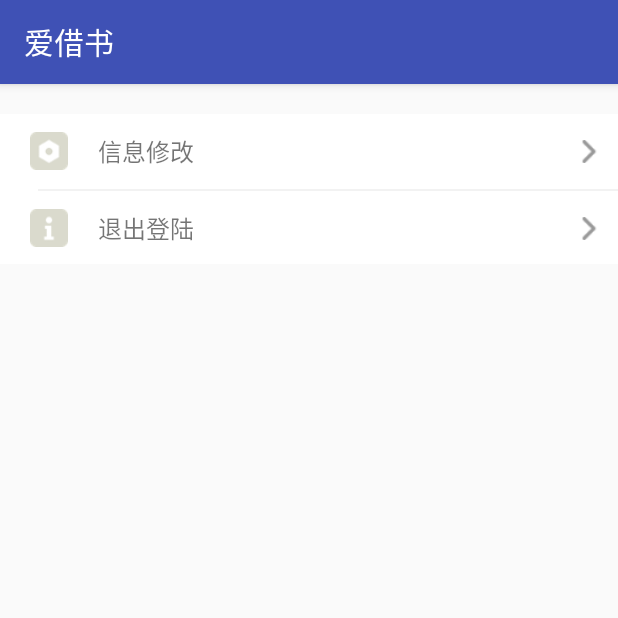
After one commit to BestLifeW/LibraryMOS, an Android app: the AccountManager screen opened directly, with no data from a screen before it, on a phone screen of 412 x 824 dp, the top half of it. The commit adds this screen. Run offline under Robolectric (Android 15) with nearby library versions, the phone set to English and light mode, and no system bars; our stand-ins replace CircleImageView; 3 statements that could not run were skipped.

Commit message:
账户密码姓名修改大致完成

```diff
--- /dev/null
+++ b/app/src/main/java/com/rjxy/librarymos/ui/activity/AccountManager.java
@@ -0,0 +1,109 @@
+package com.rjxy.librarymos.ui.activity;
+
+import android.content.DialogInterface;
+import android.content.Intent;
+import android.os.Bundle;
+import android.support.v7.app.AlertDialog;
+import android.support.v7.app.AppCompatActivity;
+import android.view.View;
+import android.widget.EditText;
+import android.widget.RelativeLayout;
+import android.widget.Toast;
+
+import com.rjxy.librarymos.R;
+import com.rjxy.librarymos.bean.UserBean;
+import com.rjxy.librarymos.database.DatabaseDao;
+import com.rjxy.librarymos.utils.PrefUtils;
+
+public class AccountManager extends AppCompatActivity implements View.OnClickListener {
+
+    private RelativeLayout rl_inforevise;
+    private String userNumber;
+    private View view;
+    private UserBean userInfo;
+    private String number;
+    private EditText et_oldPassword;
+    private EditText et_newPassword;
+    private EditText et_newName;
+
+    @Override
+    protected void onCreate(Bundle savedInstanceState) {
+        super.onCreate(savedInstanceState);
+        setContentView(R.layout.activity_account_manager);
+        number = getIntent().getExtras().getString("number");
+        userInfo = DatabaseDao.getUserInfo(number, getApplicationContext());
+        //初始化
+        init();
+
+    }
+
+    private void init() {
+        initView();
+        initData();
+
+    }
+
+    private void initView() {
+        //密码姓名设置
+        rl_inforevise = (RelativeLayout) findViewById(R.id.rl_inforevise);
+        rl_inforevise.setOnClickListener(this);
+
+
+    }
+
+    private void initData() {
+    }
+
+
+    @Override
+    public void onClick(View v) {
+        switch (v.getId()){
+            case R.id.rl_inforevise:
+                ShowDialog();
+                break;
+            default:
+                break;
+        }
+    }
+    //弹出修改密码对话框
+    private void ShowDialog() {
+
+
+        view = View.inflate(getApplicationContext(), R.layout.alertdialog_info, null);
+        et_oldPassword = (EditText) view.findViewById(R.id.et_oldPassword);
+        et_newPassword = (EditText) view.findViewById(R.id.et_newPassword);
+        et_newName = (EditText) view.findViewById(R.id.et_newName);
+
+
+
+        AlertDialog.Builder builder = new AlertDialog.Builder(AccountManager.this);
+
+        builder.setTitle("修改信息:"+userInfo.number);
+        builder.setView(view);
+        builder.setPositiveButton("确认修改", new DialogInterface.OnClickListener() {
+            @Override
+            public void onClick(DialogInterface dialog, int which) {
+                 String oldPassword = et_oldPassword.getText().toString().trim();
+                 String newName = et_newName.getText().toString().trim();
+                 String newPassword = et_newPassword.getText().toString().trim();
+                if (!oldPassword.equals(userInfo.password)){
+                    Toast.makeText(AccountManager.this, "原密码不符合", Toast.LENGTH_SHORT).show();
+                    return;
+                }else {
+                    DatabaseDao.alertUserInfo(newPassword,newName,number,getApplicationContext());
+                    Toast.makeText(AccountManager.this, "修改成功,请重新登录", Toast.LENGTH_SHORT).show();
+                    PrefUtils.setString(getApplicationContext(),PrefUtils.NUMBER,"");//将保存的账户设置为空
+                    enterLogin();
+                    AccountManager.this.finish();
+                }
+            }
+        });
+        builder.setNegativeButton("取消",null);
+        builder.show();
+    }
+
+    private void enterLogin(){
+        Intent intent = new Intent(getApplicationContext(),LoginActivity.class);
+        startActivity(intent);
+    }
+}
--- /dev/null
+++ b/app/src/main/res/layout/activity_account_manager.xml
@@ -0,0 +1,88 @@
+<?xml version="1.0" encoding="utf-8"?>
+<LinearLayout
+    android:layout_marginTop="20dp"
+    android:layout_width="match_parent"
+    android:layout_height="100dp"
+    android:background="#fff"
+    android:orientation="vertical"
+    xmlns:android="http://schemas.android.com/apk/res/android">
+
+    <RelativeLayout
+        android:background="@drawable/setting_selector"
+        android:id="@+id/rl_inforevise"
+        android:layout_width="match_parent"
+        android:layout_height="50dp">
+        <ImageView
+            android:id="@+id/iv_account_icon"
+            android:layout_centerVertical="true"
+            android:layout_marginLeft="20dp"
+            android:layout_width="25dp"
+            android:layout_height="25dp"
+            android:src="@drawable/ic_setting_setting"/>
+
+        <TextView
+            android:text="信息修改"
+            android:textSize="16sp"
+            android:layout_width="wrap_content"
+            android:layout_height="wrap_content"
+            android:layout_marginLeft="20dp"
+            android:layout_centerVertical="true"
+            android:layout_toRightOf="@+id/iv_account_icon"
+            android:layout_toEndOf="@+id/iv_account_icon" />
+
+        <ImageView
+            android:id="@+id/iv_mall3"
+            android:layout_width="15dp"
+            android:layout_height="15dp"
+            android:src="@drawable/detail_icon_arrow"
+            android:layout_centerVertical="true"
+            android:layout_alignParentRight="true"
+            android:layout_alignParentEnd="true"
+            android:layout_marginRight="11dp"
+            android:layout_marginEnd="11dp" />
+
+    </RelativeLayout>
+
+    <View
+        android:background="#f2f2f2"
+        android:layout_marginLeft="25dp"
+        android:layout_width="match_parent"
+        android:layout_height="1dp"/>
+    <RelativeLayout
+        android:id="@+id/rl_setting"
+        android:background="@drawable/setting_selector"
+        android:layout_width="match_parent"
+        android:layout_height="50dp">
+        <ImageView
+            android:id="@+id/iv_setting_icon"
+            android:layout_centerVertical="true"
+            android:layout_marginLeft="20dp"
+            android:layout_width="25dp"
+            android:layout_height="25dp"
+            android:src="@drawable/ic_setting_help"/>
+
+        <TextView
+            android:text="退出登陆"
+            android:textSize="16sp"
+            android:layout_width="wrap_content"
+            android:layout_height="wrap_content"
+            android:layout_marginLeft="20dp"
+            android:layout_centerVertical="true"
+            android:layout_toRightOf="@+id/iv_setting_icon"
+            android:layout_toEndOf="@+id/iv_setting_icon" />
+
+        <ImageView
+            android:id="@+id/iv_mall4"
+            android:layout_width="15dp"
+            android:layout_height="15dp"
+            android:src="@drawable/detail_icon_arrow"
+            android:layout_centerVertical="true"
+            android:layout_alignParentRight="true"
+            android:layout_alignParentEnd="true"
+            android:layout_marginRight="11dp"
+            android:layout_marginEnd="11dp" />
+
+    </RelativeLayout>
+
+
+</LinearLayout>
--- a/build.gradle
+++ b/build.gradle
@@ -5,7 +5,7 @@ buildscript {
         jcenter()
     }
     dependencies {
-        classpath 'com.android.tools.build:gradle:2.2.0'
+        classpath 'com.android.tools.build:gradle:2.2.1'
 
         // NOTE: Do not place your application dependencies here; they belong
         // in the individual module build.gradle files
```
Also changed, not shown: app/src/main/AndroidManifest.xml (+5 -3 lines), app/src/main/java/com/rjxy/librarymos/database/DatabaseDao.java (+27 -9 lines), app/src/main/java/com/rjxy/librarymos/ui/fragment/AboutMeFragment.java (+14 -5 lines), app/src/main/res/layout/alertdialog_info.xml (added, +45 -0 lines).
